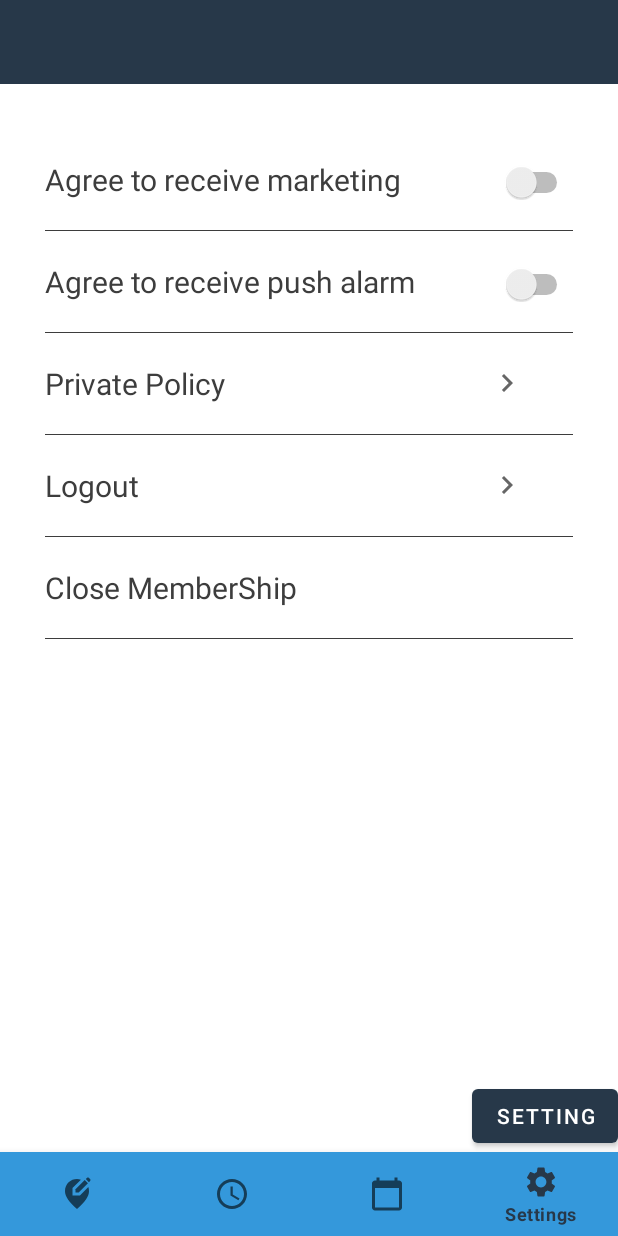
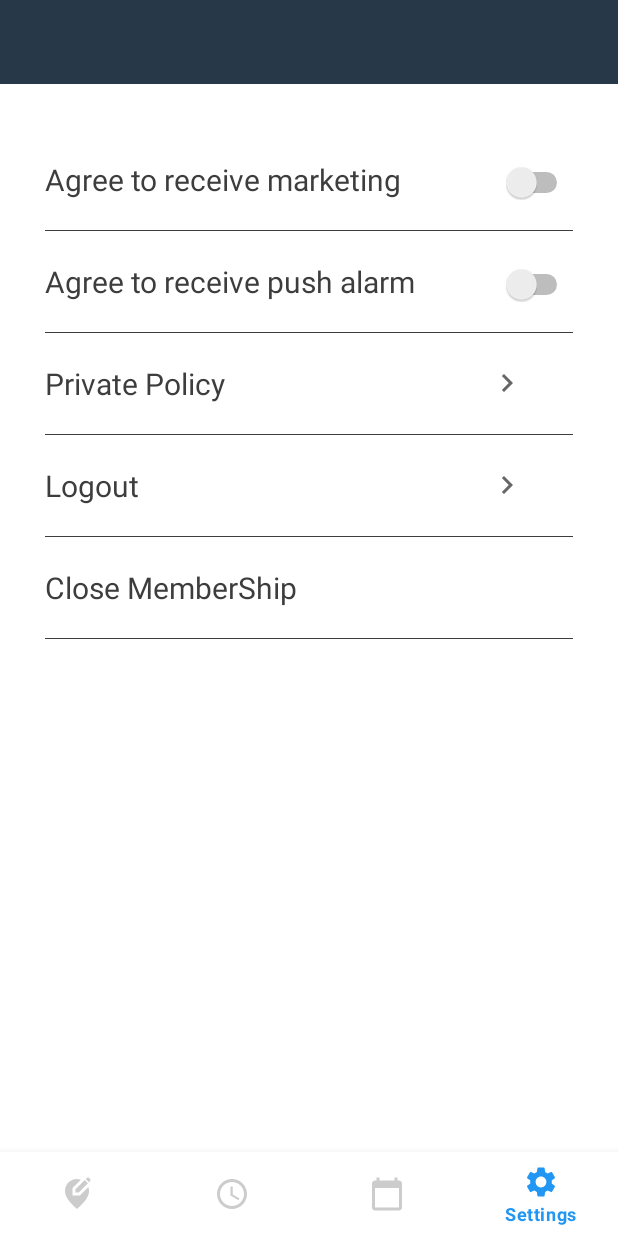
Before and after one commit to Capstone-Medium-Distance-App/Capstone-MDA-Android, an Android app: the screen it shows after launch (MainActivity), item 4 of the bottom bar chosen, on a phone screen of 412 x 824 dp. Run offline under Robolectric (Android 15) with nearby library versions, the light colour scheme and no system bars; libraries missing offline, so code that uses them is left out: com.google.firebase.dynamiclinks, com.prolificinteractive.materialcalendarview; 2 statements that could not run were skipped.

Commit message:
Update:color

```diff
--- a/app/src/main/java/com/example/capstonedesign/mainFeature/LocationSettingTwoFragment.java
+++ b/app/src/main/java/com/example/capstonedesign/mainFeature/LocationSettingTwoFragment.java
@@ -67,7 +67,7 @@ public class LocationSettingTwoFragment extends Fragment implements  CompoundBut
                 String schAge = getArguments().getString("txt_age");
                 String schGender = getArguments().getString("txt_gender");
 
-                bundle.putString(schType,"btn_txt");
+                bundle.putString("btn_txt",schType);
 
                 RetrofitClient rc = new RetrofitClient();
                 String schPlaceCate = txt_categ;
--- /dev/null
+++ b/app/src/main/res/drawable/ic_act_24.xml
@@ -0,0 +1,5 @@
+<vector android:autoMirrored="true" android:height="24dp"
+    android:tint="#3380B5" android:viewportHeight="24"
+    android:viewportWidth="24" android:width="24dp" xmlns:android="http://schemas.android.com/apk/res/android">
+    <path android:fillColor="@android:color/white" android:pathData="M13.49,5.48c1.1,0 2,-0.9 2,-2s-0.9,-2 -2,-2 -2,0.9 -2,2 0.9,2 2,2zM9.89,19.38l1,-4.4 2.1,2v6h2v-7.5l-2.1,-2 0.6,-3c1.3,1.5 3.3,2.5 5.5,2.5v-2c-1.9,0 -3.5,-1 -4.3,-2.4l-1,-1.6c-0.4,-0.6 -1,-1 -1.7,-1 -0.3,0 -0.5,0.1 -0.8,0.1l-5.2,2.2v4.7h2v-3.4l1.8,-0.7 -1.6,8.1 -4.9,-1 -0.4,2 7,1.4z"/>
+</vector>
--- /dev/null
+++ b/app/src/main/res/drawable/ic_baseline_emoji_emotions_24.xml
@@ -0,0 +1,5 @@
+<vector android:height="24dp" android:tint="#3380B5"
+    android:viewportHeight="24" android:viewportWidth="24"
+    android:width="24dp" xmlns:android="http://schemas.android.com/apk/res/android">
+    <path android:fillColor="@android:color/white" android:pathData="M11.99,2C6.47,2 2,6.48 2,12c0,5.52 4.47,10 9.99,10C17.52,22 22,17.52 22,12C22,6.48 17.52,2 11.99,2zM8.5,8C9.33,8 10,8.67 10,9.5S9.33,11 8.5,11S7,10.33 7,9.5S7.67,8 8.5,8zM12,18c-2.28,0 -4.22,-1.66 -5,-4h10C16.22,16.34 14.28,18 12,18zM15.5,11c-0.83,0 -1.5,-0.67 -1.5,-1.5S14.67,8 15.5,8S17,8.67 17,9.5S16.33,11 15.5,11z"/>
+</vector>
--- a/app/src/main/res/drawable/ic_cafe_24.xml
+++ b/app/src/main/res/drawable/ic_cafe_24.xml
@@ -3,7 +3,7 @@
     android:height="24dp"
     android:viewportWidth="24"
     android:viewportHeight="24"
-    android:tint="?attr/colorControlNormal">
+    android:tint="#3380B5">
   <path
       android:fillColor="@android:color/white"
       android:pathData="M20,3L4,3v10c0,2.21 1.79,4 4,4h6c2.21,0 4,-1.79 4,-4v-3h2c1.11,0 2,-0.9 2,-2L22,5c0,-1.11 -0.89,-2 -2,-2zM20,8h-2L18,5h2v3zM4,19h16v2L4,21z"/>
--- a/app/src/main/res/drawable/ic_main_vote_24.xml
+++ b/app/src/main/res/drawable/ic_main_vote_24.xml
@@ -3,7 +3,7 @@
     android:height="24dp"
     android:viewportWidth="24"
     android:viewportHeight="24"
-    android:tint="?attr/colorControlNormal">
+    android:tint="#3380B5">
   <path
       android:fillColor="@android:color/white"
       android:pathData="M18,13h-0.68l-2,2h1.91L19,17L5,17l1.78,-2h2.05l-2,-2L6,13l-3,3v4c0,1.1 0.89,2 1.99,2L19,22c1.1,0 2,-0.89 2,-2v-4l-3,-3zM17,7.95l-4.95,4.95 -3.54,-3.54 4.95,-4.95L17,7.95zM12.76,2.29L6.39,8.66c-0.39,0.39 -0.39,1.02 0,1.41l4.95,4.95c0.39,0.39 1.02,0.39 1.41,0l6.36,-6.36c0.39,-0.39 0.39,-1.02 0,-1.41L14.16,2.3c-0.38,-0.4 -1.01,-0.4 -1.4,-0.01z"/>
--- /dev/null
+++ b/app/src/main/res/drawable/menu_main_color.xml
@@ -0,0 +1,6 @@
+<?xml version="1.0" encoding="utf-8"?>
+<selector xmlns:android="http://schemas.android.com/apk/res/android">
+    <item android:color="#2196F3" android:state_checked="true" />
+    <item android:color="#CCCCCC" android:state_checked="false" />
+
+</selector>
--- /dev/null
+++ b/app/src/main/res/drawable/menu_selector_color.xml
@@ -0,0 +1,6 @@
+<?xml version="1.0" encoding="utf-8"?>
+<selector xmlns:android="http://schemas.android.com/apk/res/android">
+    <item android:color="#2196F3" android:state_checked="true" />
+    <item android:color="#CCCCCC" android:state_checked="false" />
+
+</selector>
--- a/app/src/main/res/layout/activity_main.xml
+++ b/app/src/main/res/layout/activity_main.xml
@@ -10,7 +10,8 @@
         android:id="@+id/bottomNav"
         android:layout_width="match_parent"
         android:layout_height="wrap_content"
-        android:background="@color/bluebtn"
+        app:itemIconTint="@drawable/menu_main_color"
+        app:itemTextColor="@drawable/menu_main_color"
         app:layout_constraintBottom_toBottomOf="parent"
         app:layout_constraintEnd_toEndOf="parent"
         app:layout_constraintStart_toStartOf="parent"
--- a/app/src/main/res/layout/fragment_location_main.xml
+++ b/app/src/main/res/layout/fragment_location_main.xml
@@ -38,7 +38,8 @@
             android:id="@+id/bottomNavi_main_location"
             android:layout_width="match_parent"
             android:layout_height="match_parent"
-            android:background="@color/bluebtn"
+            app:itemIconTint="@drawable/menu_selector_color"
+            app:itemTextColor="@drawable/menu_selector_color"
             app:menu="@menu/main_menu" />
 
     </LinearLayout>
--- a/app/src/main/res/layout/fragment_location_setting.xml
+++ b/app/src/main/res/layout/fragment_location_setting.xml
@@ -30,7 +30,7 @@
             android:layout_width="match_parent"
             android:layout_height="wrap_content"
             android:layout_marginTop="0dp"
-            android:text="Cafe" />
+            android:text="cafe" />
 
         <Button
             android:layout_marginTop="50dp"
@@ -40,11 +40,11 @@
             android:text="restaurant" />
 
         <Button
-            android:layout_marginTop="50dp"
             android:id="@+id/btn_setting_activity"
             android:layout_width="match_parent"
             android:layout_height="wrap_content"
-            android:text="Activity" />
+            android:layout_marginTop="50dp"
+            android:text="activity" />
     </LinearLayout>
 
 </androidx.constraintlayout.widget.ConstraintLayout>
--- a/app/src/main/res/layout/fragment_setting.xml
+++ b/app/src/main/res/layout/fragment_setting.xml
@@ -12,14 +12,6 @@
         app:layout_constraintEnd_toEndOf="parent"
         app:layout_constraintStart_toStartOf="parent"
         app:layout_constraintTop_toTopOf="parent" />
-
-    <Button
-        android:id="@+id/button3"
-        android:layout_width="wrap_content"
-        android:layout_height="wrap_content"
-        android:text="setting"
-        app:layout_constraintBottom_toBottomOf="parent"
-        app:layout_constraintEnd_toEndOf="parent" />
 
     <LinearLayout
         android:layout_width="0dp"
--- a/app/src/main/res/menu/main_menu.xml
+++ b/app/src/main/res/menu/main_menu.xml
@@ -2,8 +2,8 @@
 <menu xmlns:android="http://schemas.android.com/apk/res/android">
     <item
         android:id="@+id/cafe"
-        android:title="Cafe"
-        android:icon="@drawable/ic_cafe_24"
+        android:title="fun"
+        android:icon="@drawable/ic_baseline_emoji_emotions_24"
         />
     <item
         android:id="@+id/vote"
```
Also changed, not shown: app/src/main/java/com/example/capstonedesign/mainFeature/LocationMainFragment.java (+13 -3 lines).
